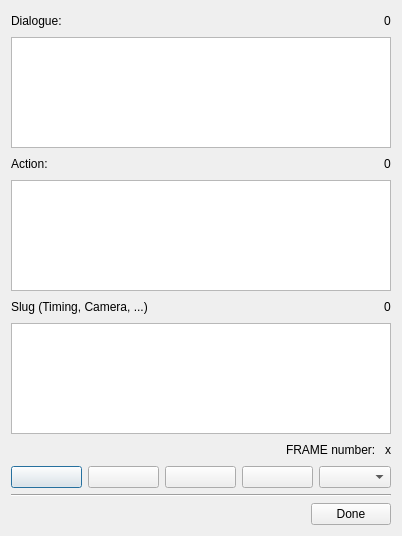
Qt form app/ui/framecommentdialog.ui (davidlamhauge/pencil) before a commit.
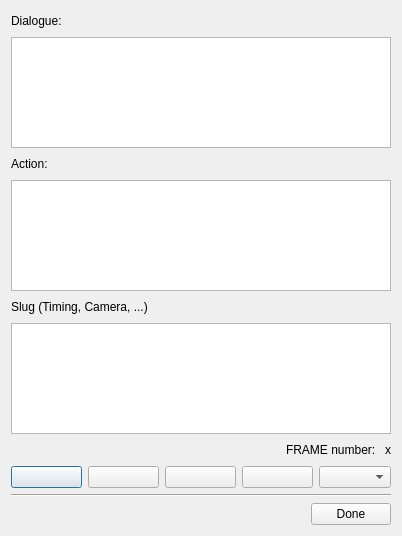
The same form after that commit. Icons and pictures are not drawn.

```diff
--- a/app/ui/framecommentdialog.ui
+++ b/app/ui/framecommentdialog.ui
@@ -36,13 +36,6 @@
        </property>
       </spacer>
      </item>
-     <item>
-      <widget class="QLabel" name="labelDialogueCounter">
-       <property name="text">
-        <string>0</string>
-       </property>
-      </widget>
-     </item>
     </layout>
    </item>
    <item>
@@ -70,13 +63,6 @@
        </property>
       </spacer>
      </item>
-     <item>
-      <widget class="QLabel" name="labelActionCounter">
-       <property name="text">
-        <string>0</string>
-       </property>
-      </widget>
-     </item>
     </layout>
    </item>
    <item>
@@ -104,13 +90,6 @@
        </property>
       </spacer>
      </item>
-     <item>
-      <widget class="QLabel" name="labelSlugCounter">
-       <property name="text">
-        <string>0</string>
-       </property>
-      </widget>
-     </item>
     </layout>
    </item>
    <item>
```
